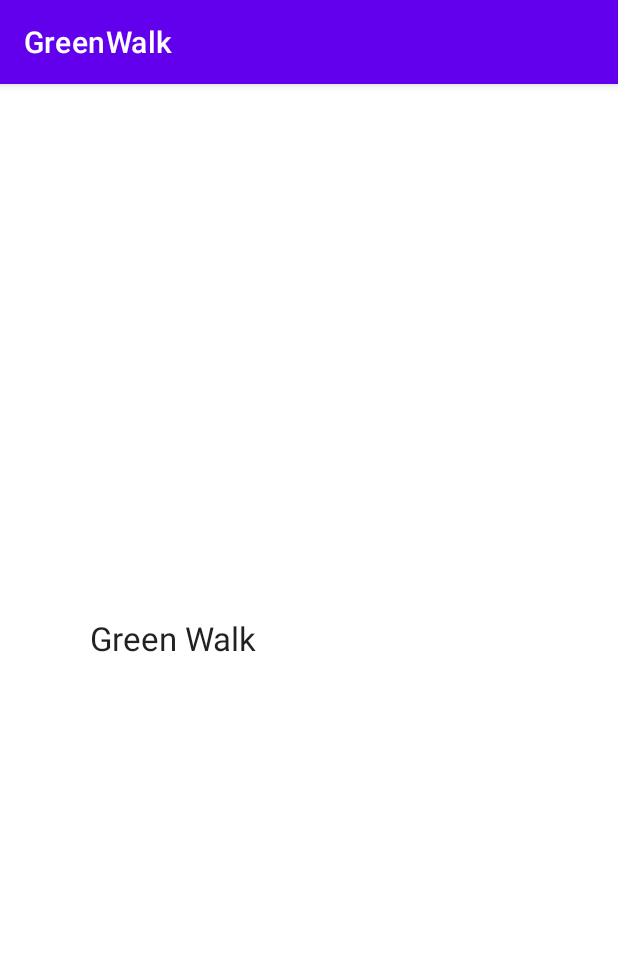
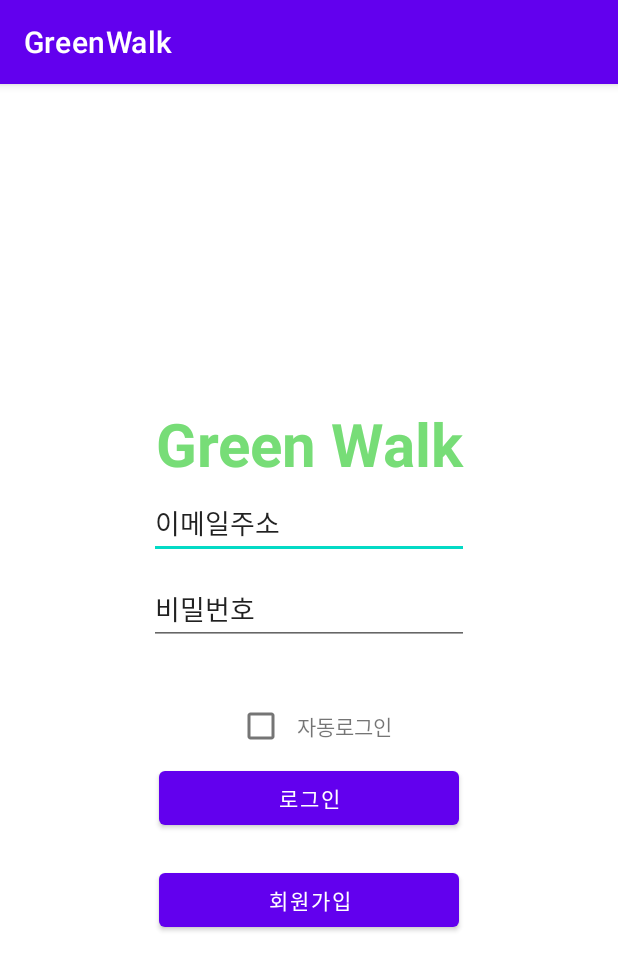
Before and after one commit to CodeHanZoom/greenwalk_android-deprecated-, an Android app: the screen it shows after launch (MainActivity), on a phone screen of 412 x 824 dp. Shown: the top 970 px of the screen. Run offline under Robolectric (Android 15) with nearby library versions, the phone set to English and light mode, and no system bars.

Commit message:
feat: MainPageActivity.kt - page after login process(MainActivity) - some change in colors.xml

```diff
--- a/app/src/main/AndroidManifest.xml
+++ b/app/src/main/AndroidManifest.xml
@@ -12,6 +12,13 @@
         android:supportsRtl="true"
         android:theme="@style/Theme.GreenWalk"
         tools:targetApi="31">
+        <activity
+            android:name=".MainPageActivity"
+            android:exported="true">
+            <meta-data
+                android:name="android.app.lib_name"
+                android:value="" />
+        </activity>
         <activity
             android:name=".MainActivity"
             android:exported="true">
--- a/app/src/main/java/com/codehanzoom/greenwalk/MainActivity.kt
+++ b/app/src/main/java/com/codehanzoom/greenwalk/MainActivity.kt
@@ -1,11 +1,18 @@
 package com.codehanzoom.greenwalk
 
+import android.content.Intent
+import android.os.Bundle
+import android.widget.Button
 import androidx.appcompat.app.AppCompatActivity
-import android.os.Bundle
 
 class MainActivity : AppCompatActivity() {
     override fun onCreate(savedInstanceState: Bundle?) {
         super.onCreate(savedInstanceState)
         setContentView(R.layout.activity_main)
+
+        findViewById<Button>(R.id.loginBtn).setOnClickListener {
+            var subIntent = Intent(this@MainActivity, MainPageActivity::class.java)
+            startActivity(subIntent)
+        }
     }
 }
--- /dev/null
+++ b/app/src/main/java/com/codehanzoom/greenwalk/MainPageActivity.kt
@@ -0,0 +1,11 @@
+package com.codehanzoom.greenwalk
+
+import android.os.Bundle
+import androidx.appcompat.app.AppCompatActivity
+
+class MainPageActivity : AppCompatActivity() {
+    override fun onCreate(savedInstanceState: Bundle?) {
+        super.onCreate(savedInstanceState)
+        setContentView(R.layout.activity_main_page)
+    }
+}
--- a/app/src/main/res/layout/activity_main.xml
+++ b/app/src/main/res/layout/activity_main.xml
@@ -1,22 +1,73 @@
 <?xml version="1.0" encoding="utf-8"?>
-<androidx.constraintlayout.widget.ConstraintLayout xmlns:android="http://schemas.android.com/apk/res/android"
+<LinearLayout xmlns:android="http://schemas.android.com/apk/res/android"
     xmlns:app="http://schemas.android.com/apk/res-auto"
     xmlns:tools="http://schemas.android.com/tools"
     android:layout_width="match_parent"
     android:layout_height="match_parent"
+    android:orientation="vertical"
+    android:gravity="center"
     tools:context=".MainActivity">
 
     <TextView
         android:id="@+id/textView"
-        android:layout_width="0dp"
+        android:layout_width="300dp"
         android:layout_height="59dp"
-        android:layout_marginStart="60dp"
-        android:layout_marginEnd="60dp"
+        android:layout_marginTop="50dp"
+        android:gravity="center"
         android:text="Green Walk"
+        android:textColor="@color/green"
         android:textAppearance="@style/TextAppearance.AppCompat.Large"
-        app:layout_constraintBottom_toBottomOf="parent"
-        app:layout_constraintEnd_toEndOf="parent"
-        app:layout_constraintStart_toStartOf="parent"
-        app:layout_constraintTop_toTopOf="parent" />
+        android:textSize="40dp"
+        android:textStyle="bold" />
 
-</androidx.constraintlayout.widget.ConstraintLayout>
+    <EditText
+        android:id="@+id/editTextTextPersonName"
+        android:layout_width="wrap_content"
+        android:layout_height="wrap_content"
+        android:layout_marginBottom="10dp"
+        android:ems="10"
+        android:inputType="textPersonName"
+        android:text="이메일주소" />
+
+    <EditText
+        android:id="@+id/editTextTextPersonName2"
+        android:layout_width="wrap_content"
+        android:layout_height="wrap_content"
+        android:layout_marginBottom="30dp"
+        android:ems="10"
+        android:inputType="textPersonName"
+        android:text="비밀번호" />
+
+    <LinearLayout
+        android:layout_width="match_parent"
+        android:layout_height="wrap_content"
+        android:orientation="horizontal"
+        android:gravity="center">
+
+        <CheckBox
+            android:id="@+id/checkBox"
+            android:layout_width="wrap_content"
+            android:layout_height="wrap_content" />
+
+        <TextView
+            android:id="@+id/textView4"
+            android:layout_width="wrap_content"
+            android:layout_height="wrap_content"
+            android:text="자동로그인" />
+    </LinearLayout>
+
+    <Button
+        android:id="@+id/loginBtn"
+        android:layout_width="200dp"
+        android:layout_height="wrap_content"
+        android:layout_marginBottom="20dp"
+        android:text="로그인" />
+
+    <Button
+        android:id="@+id/button2"
+        android:layout_width="200dp"
+        android:layout_height="wrap_content"
+        android:layout_marginBottom="40dp"
+        android:text="회원가입" />
+
+</LinearLayout>
--- /dev/null
+++ b/app/src/main/res/layout/activity_main_page.xml
@@ -0,0 +1,9 @@
+<?xml version="1.0" encoding="utf-8"?>
+<androidx.constraintlayout.widget.ConstraintLayout xmlns:android="http://schemas.android.com/apk/res/android"
+    xmlns:app="http://schemas.android.com/apk/res-auto"
+    xmlns:tools="http://schemas.android.com/tools"
+    android:layout_width="match_parent"
+    android:layout_height="match_parent"
+    tools:context=".MainPageActivity">
+
+</androidx.constraintlayout.widget.ConstraintLayout>
--- a/app/src/main/res/values/colors.xml
+++ b/app/src/main/res/values/colors.xml
@@ -7,4 +7,5 @@
     <color name="teal_700">#FF018786</color>
     <color name="black">#FF000000</color>
     <color name="white">#FFFFFFFF</color>
+    <color name="green">#77DD77</color>
 </resources>
--- /dev/null
+++ b/app/src/main/res/values/id.xml
@@ -0,0 +1,4 @@
+<?xml version="1.0" encoding="utf-8"?>
+<resources>
+    <item name="button1" type="id" />
+</resources>
```
